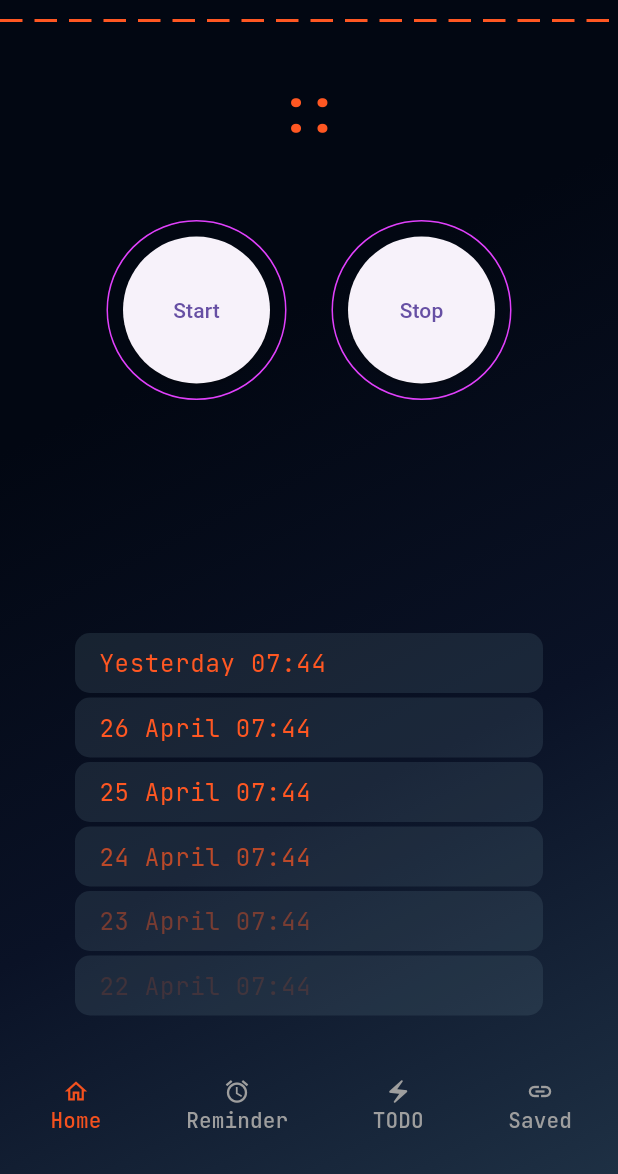
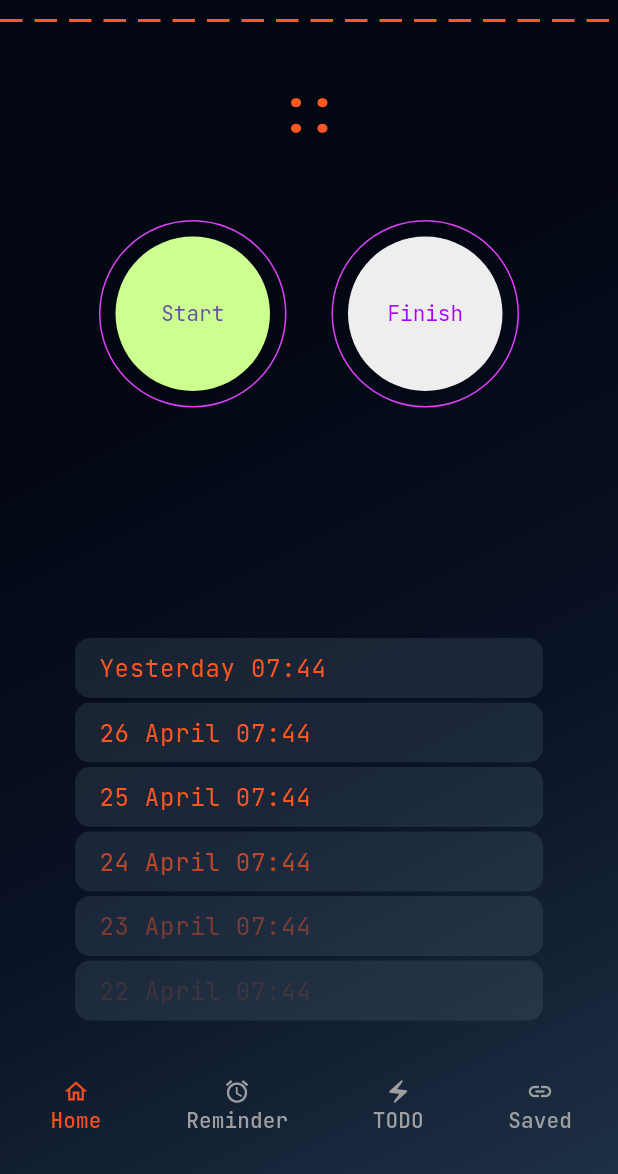
Before and after one commit to kiberohrannik/my_stack, a Flutter app: the screen it shows after launch, after a tap on "Start", on a phone screen of 412 x 824 dp, the part 62-1236 px from its top. Run offline on Flutter 3.47's test engine with Material 3 defaults, Android fonts, the phone set to English and light mode, and no system bars; drawn by our look-alikes of dotted_line; our stand-ins replace google_fonts; missing offline and left inert: any_link_preview, custom_timer.

Commit message:
add color & text change to time track buttons

```diff
--- a/lib/app.dart
+++ b/lib/app.dart
@@ -1,12 +1,7 @@
 import 'package:flutter/material.dart';
 import 'package:my_stack/pages/main_page.dart';
-import 'package:my_stack/pages/saved_links_view.dart';
 import 'package:my_stack/pages/welcome_view.dart';
-import 'package:my_stack/services/domain/folder.dart';
-import 'package:my_stack/services/domain/saved_link.dart';
-import 'package:my_stack/services/in_memory_saved_links.dart';
-import 'package:my_stack/services/saved_links.dart';
-import 'package:share_handler/share_handler.dart';
+import 'package:provider/provider.dart';
 
 import 'main.dart';
 
@@ -18,6 +13,8 @@ class MyStackApp extends StatefulWidget {
 }
 
 class _MyStackAppState extends State<MyStackApp> {
+
+  TimeTextController _timeTextController = TimeTextController();
 
   @override
   Widget build(BuildContext context) {
@@ -34,7 +31,12 @@ class _MyStackAppState extends State<MyStackApp> {
 
         initialRoute: 'homeRoute',
         routes: {
-          'homeRoute': (context) => WelcomeView(),
+          'homeRoute': (context) {
+            return ChangeNotifierProvider(
+              create: (BuildContext context) => _timeTextController,
+              child: WelcomeView(_timeTextController),
+            );
+          }
         });
   }
 }
--- a/lib/pages/welcome_view.dart
+++ b/lib/pages/welcome_view.dart
@@ -1,11 +1,48 @@
+import 'dart:ffi';
+
 import 'package:custom_timer/custom_timer.dart';
 import 'package:flutter/material.dart';
 import 'package:google_fonts/google_fonts.dart';
+import 'package:provider/provider.dart';
 
 class WelcomeView extends StatefulWidget {
 
+  TimeTextController _timeTextController;
+
+  WelcomeView(this._timeTextController, {super.key});
+
   @override
   State<StatefulWidget> createState() => _WelcomeViewState();
+}
+
+class TimeTextController extends ChangeNotifier {
+  String startButtonText = "Start";
+  bool _stopped = true;
+
+  update(CustomTimerController timerController) {
+    if(_stopped) {
+      timerController.reset();
+      timerController.start();
+      _stopped = false;
+
+    } else if(startButtonText == "Start" || startButtonText == "Resume") {
+      startButtonText = "Pause";
+      timerController.pause();
+
+    } else if(startButtonText == "Pause") {
+      startButtonText = "Resume";
+      timerController.start();
+    }
+
+    notifyListeners();
+  }
+
+  stop(CustomTimerController timerController) {
+    startButtonText = "Start";
+    notifyListeners();
+    timerController.pause();
+    _stopped = true;
+  }
 }
 
 class _WelcomeViewState extends State<WelcomeView> with SingleTickerProviderStateMixin {
@@ -17,6 +54,9 @@ class _WelcomeViewState extends State<WelcomeView> with SingleTickerProviderStat
       initialState: CustomTimerState.reset,
       interval: CustomTimerInterval.seconds
   );
+
+  MaterialStatesController _startStatesController = MaterialStatesController();
+  MaterialStatesController _stopStatesController = MaterialStatesController();
 
   @override
   Widget build(BuildContext context) {
@@ -49,8 +89,8 @@ class _WelcomeViewState extends State<WelcomeView> with SingleTickerProviderStat
 
                     Container(
                       margin: EdgeInsets.all(15),
-                      height: 120,
-                      width: 120,
+                      height: 125,
+                      width: 125,
                       padding: EdgeInsets.all(10),
                       decoration: BoxDecoration(
                         shape: BoxShape.circle,
@@ -61,20 +101,34 @@ class _WelcomeViewState extends State<WelcomeView> with SingleTickerProviderStat
                       ),
 
                       child: ElevatedButton(
+                          style: ButtonStyle(
+                            textStyle: MaterialStateProperty.all(GoogleFonts.jetBrainsMono(color: Colors.purpleAccent.shade700)),
+                            backgroundColor: MaterialStateProperty.resolveWith<Color>((states) {
+                              if(states.contains(MaterialState.pressed)) {
+                                return Colors.lightGreenAccent.shade100;
+                              }
+                              return Colors.grey.shade200;
+                            }),
+                          ),
+                          statesController: _startStatesController,
                           onPressed: () {
-                            _controller.start();
+                            _stopStatesController.update(MaterialState.pressed, false);
+                            _startStatesController.update(MaterialState.pressed, true);
+                            // _controller.start();
 
+                            widget._timeTextController.update(_controller);
                           },
-                          child: Text("Start")
+                          child: Text(context.watch<TimeTextController>().startButtonText)
                       ),
                     ),
 
                     Container(
                       margin: EdgeInsets.all(15),
-                      height: 120,
-                      width: 120,
+                      height: 125,
+                      width: 125,
                       padding: EdgeInsets.all(10),
                       decoration: BoxDecoration(
+                        color: Colors.transparent,
                         shape: BoxShape.circle,
                         border: Border.all(
                           color: Colors.purpleAccent,
@@ -83,13 +137,23 @@ class _WelcomeViewState extends State<WelcomeView> with SingleTickerProviderStat
                       ),
 
                       child: ElevatedButton(
+                          style: ButtonStyle(
+                            textStyle: MaterialStateProperty.all(GoogleFonts.jetBrainsMono(color: Colors.purpleAccent.shade700)),
+                            backgroundColor: MaterialStateProperty.resolveWith<Color>((states) {
+                              if(states.contains(MaterialState.pressed)) {
+                                return Colors.deepOrange.shade300;
+                              }
+                              return Colors.grey.shade200;
+                            }),
+                          ),
+                          statesController: _stopStatesController,
                           onPressed: () {
-                            _controller.pause();
-
-
-
+                            _startStatesController.update(MaterialState.pressed, false);
+                            _stopStatesController.update(MaterialState.pressed, true);
+                            // _controller.pause();
+                            widget._timeTextController.stop(_controller);
                           },
-                          child: Text("Stop")
+                          child: Text("Finish", style: GoogleFonts.jetBrainsMono(color: Colors.purpleAccent.shade700))
                       ),
                     )
                   ],
--- a/pubspec.yaml
+++ b/pubspec.yaml
@@ -46,6 +46,8 @@ dependencies:
   share_handler: ^0.0.21
   uuid: ^4.4.0
   custom_timer: ^0.2.3
+#  flutter_bloc: ^8.1.5
+  provider: ^6.1.2
 
 dev_dependencies:
   flutter_test:
```
Also changed, not shown: lib/time_tracker/time_track_button.dart (added, +37 -0 lines), pubspec.lock, 1 other file.
